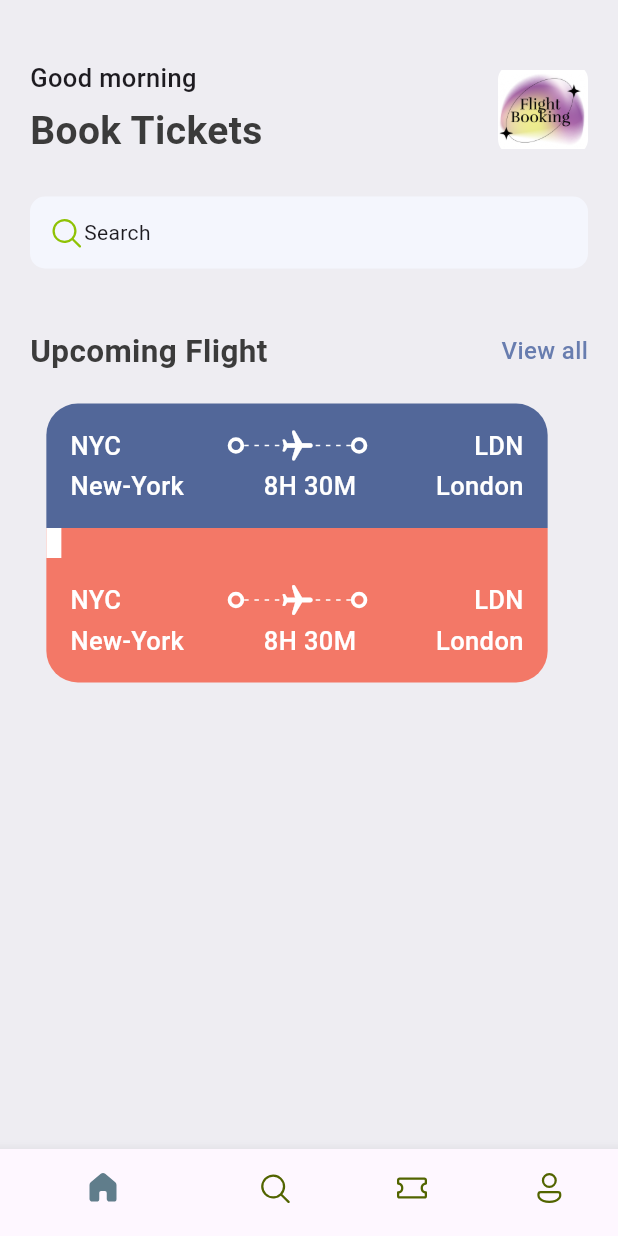
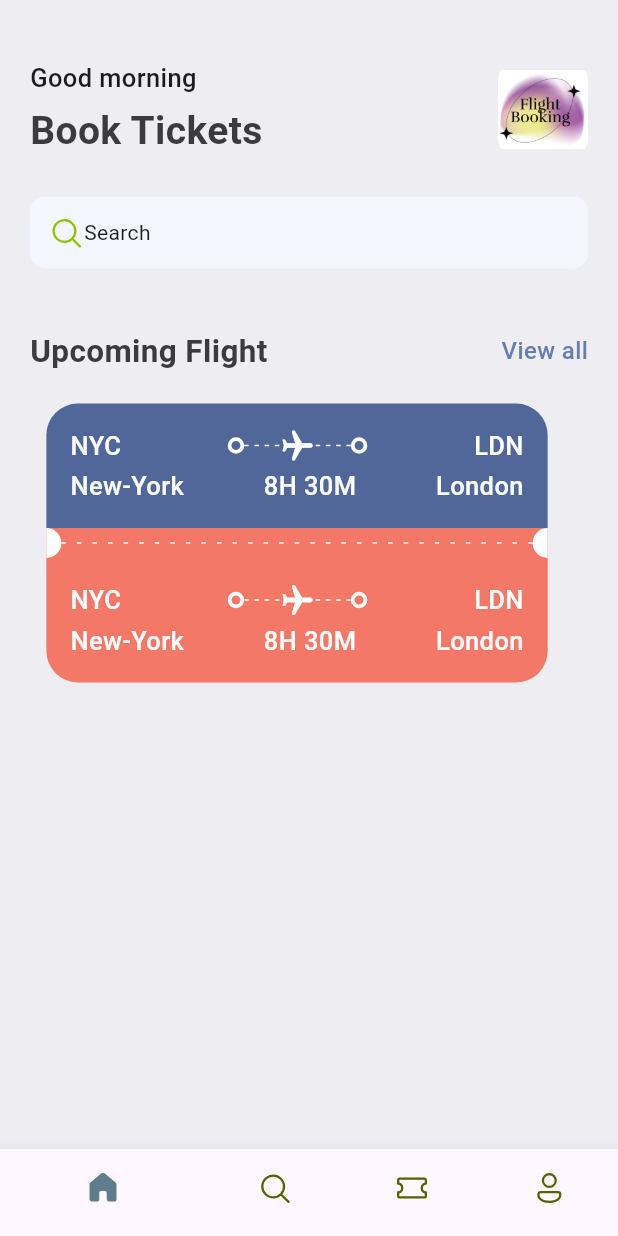
Before and after one commit to Bra-Gabby-Marshal/Flutter-Ticket-App, a Flutter app: the screen it shows after launch, on a phone screen of 412 x 824 dp. Run offline on Flutter 3.47's test engine with Material 3 defaults, Android fonts, the phone set to English and light mode, and no system bars; our stand-ins replace device_preview, fluentui_icons.

Commit message:
new update

```diff
--- /dev/null
+++ b/lib/base/widgets/big_circle.dart
@@ -0,0 +1,25 @@
+import 'package:flutter/cupertino.dart';
+import 'package:flutter/material.dart';
+
+class BigCircle extends StatelessWidget {
+  final isRight;
+
+  const BigCircle({super.key, required this.isRight});
+
+  @override
+  Widget build(BuildContext context) {
+    return SizedBox(
+      height: 20,
+      width: 10,
+      child: DecoratedBox(
+          decoration: BoxDecoration(
+              color: Colors.white,
+              borderRadius: isRight==true?const BorderRadius.only(
+                  topLeft: Radius.circular(10),
+                  bottomLeft: Radius.circular(10)
+              ):const BorderRadius.only(
+                  topRight: Radius.circular(10),
+                  bottomRight: Radius.circular(10))),
+    ));
+  }
+}
--- a/lib/base/widgets/ticket_view.dart
+++ b/lib/base/widgets/ticket_view.dart
@@ -1,7 +1,12 @@
+import 'dart:ui';
+
 import 'package:flutter/cupertino.dart';
 import 'package:flutter/material.dart';
+import 'package:flutter/painting.dart';
+import 'package:flutter/widgets.dart';
 import 'package:my_ticket_app/base/res/styles/app_styles.dart';
 import 'package:my_ticket_app/base/widgets/app_layoutbuilder_widget.dart';
+import 'package:my_ticket_app/base/widgets/big_circle.dart';
 import 'package:my_ticket_app/base/widgets/big_dot.dart';
 
 class TicketView extends StatelessWidget {
@@ -70,15 +75,13 @@ class TicketView extends StatelessWidget {
               ),
             ),
             Container(
-              height: 20,
+              // height: 20,
               color: AppStyles.ticketOrange,
-              child: const Row(
+              child:  const Row(
                 children: [
-                  SizedBox(
-                    height: 20,
-                    width: 10,
-                    child: DecoratedBox(decoration: BoxDecoration(color: Colors.white)),
-                  )
+                  BigCircle(isRight:false),
+                  Expanded(child: AppLayoutBuilderwidget(randomDivider: 10,)),
+                  BigCircle(isRight: true,),
                 ],
               ),
             ),
```
